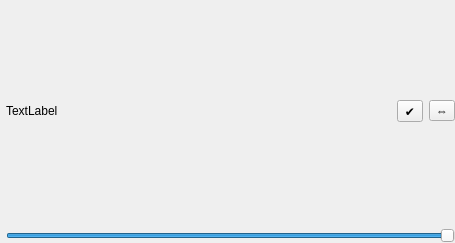
Above: ZoneListItem.ui from cgytrus/OpenRGBEffectsPlugin before the change. Below: the same form after it.
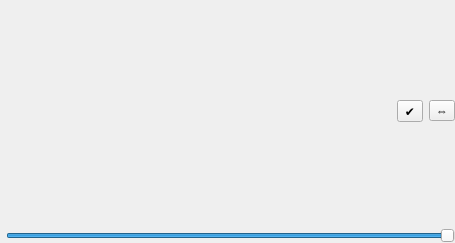
That is the form after the change. Custom widgets are drawn as their Qt base class.

The edit to the form file:
```diff
--- a/ZoneListItem.ui
+++ b/ZoneListItem.ui
@@ -94,7 +94,7 @@
       </sizepolicy>
      </property>
      <property name="text">
-      <string>TextLabel</string>
+      <string notr="true"/>
      </property>
      <property name="wordWrap">
       <bool>true</bool>
```
Left out of the diff: 4 changed lines with no effect on the pictures.
